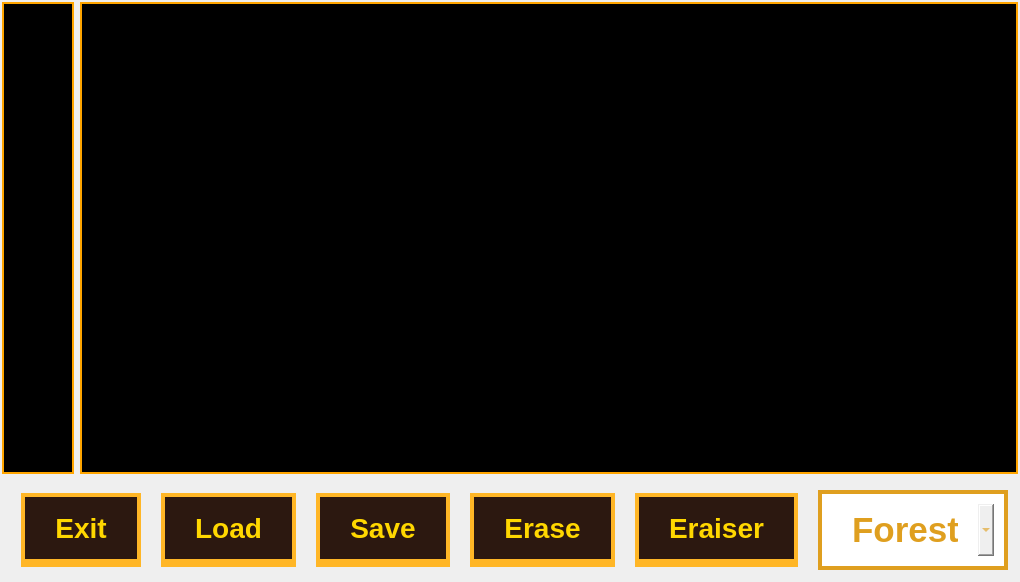
Above: editor/editor.ui from Nicoezg/Duck-Game-Remake before the change. Below: the same form after it.
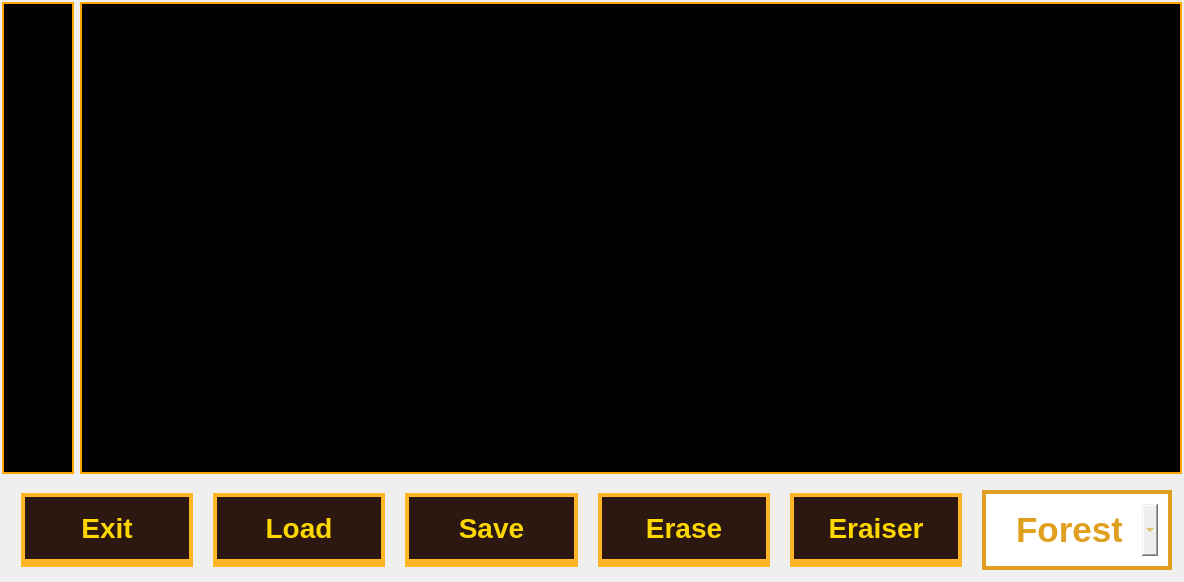
That is the form after the change. Icons and pictures are not drawn.

```diff
--- a/editor/editor.ui
+++ b/editor/editor.ui
@@ -6,7 +6,7 @@
    <rect>
     <x>0</x>
     <y>0</y>
-    <width>786</width>
+    <width>1184</width>
     <height>582</height>
    </rect>
   </property>
@@ -183,7 +183,7 @@
        <rect>
         <x>0</x>
         <y>0</y>
-        <width>700</width>
+        <width>1098</width>
         <height>465</height>
        </rect>
       </property>
```
Left out of the diff: 5 changed lines with no effect on the pictures.
